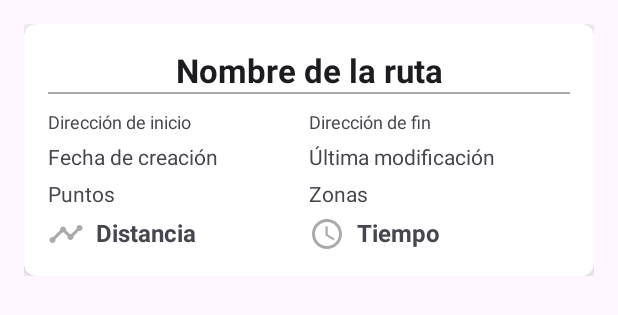
After one commit to CarlosRuiz2023/Ruta_Camion_Movil, an Android app: the layout route_info_dialog.xml on its own in the app's theme, with its tools: preview values and no code run, on a phone screen of 412 x 824 dp. The commit adds this screen. Shown: the top 315 px of the screen. Run offline under Robolectric (Android 15) with nearby library versions, the phone set to English and light mode, and no system bars.

Commit message:
se agrego el dialog de informacion de la ruta

```diff
--- a/app/src/main/java/com/itsmarts/smartroutetruckapp/MainActivity.java
+++ b/app/src/main/java/com/itsmarts/smartroutetruckapp/MainActivity.java
@@ -1260,8 +1260,8 @@ public class MainActivity extends AppCompatActivity implements NavigationView.On
                                     }
                                     int distancia = rutaObject.optInt("distancia", 0);
                                     int tiempo = rutaObject.optInt("tiempo", 0);
-                                    String fecha_creacion = rutaObject.optString("fecha_creacion", "");
-                                    String fecha_ultima_modificacion = rutaObject.optString("fecha_ultima_modificacion", "");
+                                    String fecha_creacion = rutaObject.optString("fecha_hora_creacion", "");
+                                    String fecha_ultima_modificacion = rutaObject.optString("fecha_hora_ultima_modificacion", "");
                                     int status = rutaObject.optInt("estatus", 0);
                                     JSONArray puntosArray = rutaObject.getJSONArray("puntos_de_control");
                                     // Calcular el tamaño del array de enteros de antemano
--- /dev/null
+++ b/app/src/main/res/drawable/ic_distance.xml
@@ -0,0 +1,5 @@
+<vector xmlns:android="http://schemas.android.com/apk/res/android" android:height="24dp" android:tint="#FFFFFF" android:viewportHeight="24" android:viewportWidth="24" android:width="24dp">
+
+    <path android:fillColor="@android:color/white" android:pathData="M23,8c0,1.1 -0.9,2 -2,2c-0.18,0 -0.35,-0.02 -0.51,-0.07l-3.56,3.55C16.98,13.64 17,13.82 17,14c0,1.1 -0.9,2 -2,2s-2,-0.9 -2,-2c0,-0.18 0.02,-0.36 0.07,-0.52l-2.55,-2.55C10.36,10.98 10.18,11 10,11s-0.36,-0.02 -0.52,-0.07l-4.55,4.56C4.98,15.65 5,15.82 5,16c0,1.1 -0.9,2 -2,2s-2,-0.9 -2,-2s0.9,-2 2,-2c0.18,0 0.35,0.02 0.51,0.07l4.56,-4.55C8.02,9.36 8,9.18 8,9c0,-1.1 0.9,-2 2,-2s2,0.9 2,2c0,0.18 -0.02,0.36 -0.07,0.52l2.55,2.55C14.64,12.02 14.82,12 15,12s0.36,0.02 0.52,0.07l3.55,-3.56C19.02,8.35 19,8.18 19,8c0,-1.1 0.9,-2 2,-2S23,6.9 23,8z"/>
+
+</vector>
--- /dev/null
+++ b/app/src/main/res/drawable/ic_time.xml
@@ -0,0 +1,7 @@
+<vector xmlns:android="http://schemas.android.com/apk/res/android" android:height="24dp" android:tint="#FFFFFF" android:viewportHeight="24" android:viewportWidth="24" android:width="24dp">
+
+    <path android:fillColor="@android:color/white" android:pathData="M11.99,2C6.47,2 2,6.48 2,12s4.47,10 9.99,10C17.52,22 22,17.52 22,12S17.52,2 11.99,2zM12,20c-4.42,0 -8,-3.58 -8,-8s3.58,-8 8,-8 8,3.58 8,8 -3.58,8 -8,8z"/>
+
+    <path android:fillColor="@android:color/white" android:pathData="M12.5,7H11v6l5.25,3.15 0.75,-1.23 -4.5,-2.67z"/>
+
+</vector>
--- /dev/null
+++ b/app/src/main/res/layout/route_info_dialog.xml
@@ -0,0 +1,143 @@
+<?xml version="1.0" encoding="utf-8"?>
+<androidx.constraintlayout.widget.ConstraintLayout xmlns:android="http://schemas.android.com/apk/res/android"
+    xmlns:app="http://schemas.android.com/apk/res-auto"
+    xmlns:tools="http://schemas.android.com/tools"
+    android:layout_width="match_parent"
+    android:layout_height="wrap_content"
+    android:padding="16dp">
+
+    <androidx.cardview.widget.CardView
+        android:id="@+id/card_view"
+        android:layout_width="match_parent"
+        android:layout_height="wrap_content"
+        app:cardCornerRadius="8dp"
+        app:cardElevation="4dp"
+        tools:ignore="MissingConstraints">
+
+        <LinearLayout
+            android:layout_width="match_parent"
+            android:layout_height="wrap_content"
+            android:orientation="vertical"
+            android:padding="16dp">
+
+            <TextView
+                android:id="@+id/route_name"
+                android:layout_width="match_parent"
+                android:layout_height="wrap_content"
+                android:textAppearance="?android:attr/textAppearanceLarge"
+                android:textStyle="bold"
+                android:textAlignment="center"
+                android:text="Nombre de la ruta" />
+
+            <View
+                android:layout_width="match_parent"
+                android:layout_height="1dp"
+                android:background="@android:color/darker_gray" />
+
+            <LinearLayout
+                android:layout_width="match_parent"
+                android:layout_height="wrap_content"
+                android:orientation="horizontal"
+                android:layout_marginTop="10dp">
+
+                <TextView
+                    android:id="@+id/start_address"
+                    android:layout_width="0dp"
+                    android:layout_height="wrap_content"
+                    android:layout_weight="1"
+                    android:text="Dirección de inicio"
+                    android:textSize="12sp" />
+
+                <TextView
+                    android:id="@+id/end_address"
+                    android:layout_width="0dp"
+                    android:layout_height="wrap_content"
+                    android:layout_weight="1"
+                    android:text="Dirección de fin"
+                    android:textSize="12sp" />
+            </LinearLayout>
+
+            <LinearLayout
+                android:layout_width="match_parent"
+                android:layout_height="wrap_content"
+                android:orientation="horizontal"
+                android:layout_marginTop="5dp">
+
+                <TextView
+                    android:id="@+id/creation_date"
+                    android:layout_width="0dp"
+                    android:layout_height="wrap_content"
+                    android:layout_weight="1"
+                    android:text="Fecha de creación"/>
+
+                <TextView
+                    android:id="@+id/last_modified_date"
+                    android:layout_width="0dp"
+                    android:layout_height="wrap_content"
+                    android:layout_weight="1"
+                    android:text="Última modificación"/>
+            </LinearLayout>
+
+            <LinearLayout
+                android:layout_width="match_parent"
+                android:layout_height="wrap_content"
+                android:orientation="horizontal"
+                android:layout_marginTop="5dp">
+
+                <TextView
+                    android:id="@+id/points"
+                    android:layout_width="0dp"
+                    android:layout_height="wrap_content"
+                    android:layout_weight="1"
+                    android:text="Puntos"/>
+
+                <TextView
+                    android:id="@+id/zones"
+                    android:layout_width="0dp"
+                    android:layout_height="wrap_content"
+                    android:layout_weight="1"
+                    android:text="Zonas"/>
+            </LinearLayout>
+
+        <LinearLayout
+            android:layout_width="match_parent"
+            android:layout_height="wrap_content"
+            android:orientation="horizontal"
+            android:layout_marginTop="5dp">
+            <ImageView
+                android:id="@+id/distance_icon"
+                android:layout_width="wrap_content"
+                android:layout_height="wrap_content"
+                android:src="@drawable/ic_distance"
+                app:tint="@android:color/darker_gray" />
+
+            <TextView
+                android:id="@+id/distance"
+                android:layout_width="0dp"
+                android:layout_height="wrap_content"
+                android:layout_weight="1"
+                android:layout_marginLeft="8dp"
+                android:text="Distancia"
+                android:textSize="16sp"
+                android:textStyle="bold" />
+            <ImageView
+                android:id="@+id/duration_icon"
+                android:layout_width="wrap_content"
+                android:layout_height="wrap_content"
+                android:src="@drawable/ic_time"
+                app:tint="@android:color/darker_gray"/>
+
+            <TextView
+                android:id="@+id/duration"
+                android:layout_width="0dp"
+                android:layout_height="wrap_content"
+                android:layout_weight="1"
+                android:layout_marginLeft="8dp"
+                android:text="Tiempo"
+                android:textSize="16sp"
+                android:textStyle="bold" />
+        </LinearLayout>
+        </LinearLayout>
+    </androidx.cardview.widget.CardView>
+
+</androidx.constraintlayout.widget.ConstraintLayout>
--- a/app/src/main/res/layout/route_item.xml
+++ b/app/src/main/res/layout/route_item.xml
@@ -1,6 +1,7 @@
 <?xml version="1.0" encoding="utf-8"?>
 <com.google.android.material.card.MaterialCardView xmlns:android="http://schemas.android.com/apk/res/android"
     xmlns:app="http://schemas.android.com/apk/res-auto"
+    android:id="@+id/routeCardView"
     android:layout_width="match_parent"
     android:layout_height="wrap_content"
     app:cardBackgroundColor="@android:color/darker_gray"
```
Also changed, not shown: app/src/main/java/com/itsmarts/smartroutetruckapp/adaptadores/RouterAsignedAdapter.java (+73 -0 lines), app/src/main/java/com/itsmarts/smartroutetruckapp/bd/DatabaseHelper.java (+9 -6 lines).
